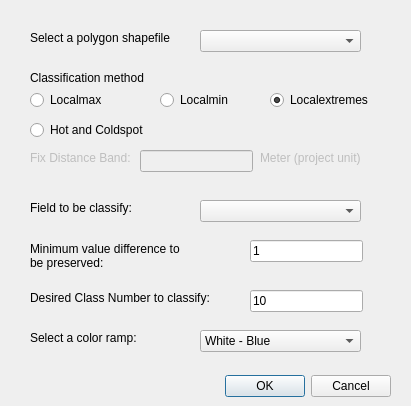
Ariel505/aChor, file aChor_dialog_base.ui: the form before one commit.
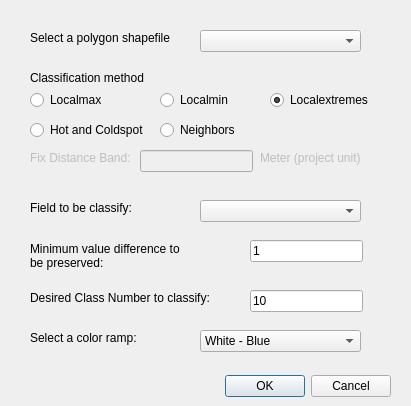
The form after the commit.

The edit to the form file:
```diff
--- a/aChor_dialog_base.ui
+++ b/aChor_dialog_base.ui
@@ -281,6 +281,19 @@
     <string>Meter (project unit)</string>
    </property>
   </widget>
+  <widget class="QRadioButton" name="rdb5">
+   <property name="geometry">
+    <rect>
+     <x>160</x>
+     <y>120</y>
+     <width>131</width>
+     <height>20</height>
+    </rect>
+   </property>
+   <property name="text">
+    <string>Neighbors</string>
+   </property>
+  </widget>
  </widget>
  <resources/>
  <connections>
```
Left out of the diff: 2 changed lines with no effect on the pictures.
